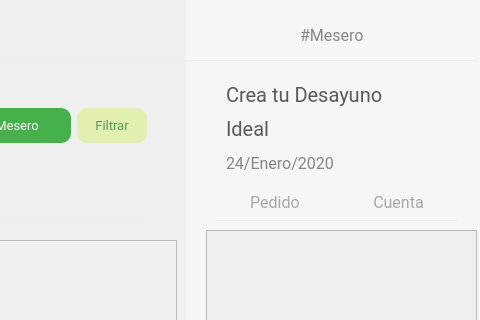
MrDanielG/IHC-ElPatio, file El-Patio/mesero/mesero_menu_comandas.ui: the form before one commit; both pictures show x 544 to 1024 and y 0 to 320 of the 1024 by 768 pixel window.
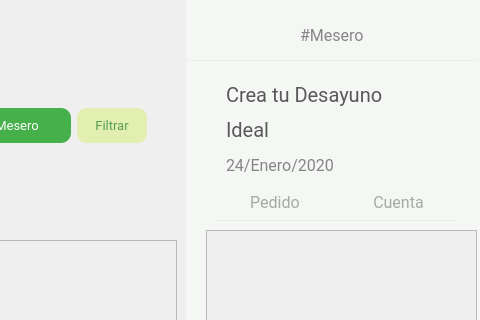
The form after the commit.

Commit message: Interfaz Nuevo Insumo

Patch:
```diff
--- a/El-Patio/mesero/mesero_menu_comandas.ui
+++ b/El-Patio/mesero/mesero_menu_comandas.ui
@@ -474,7 +474,7 @@
      <x>770</x>
      <y>80</y>
      <width>231</width>
-     <height>98</height>
+     <height>100</height>
     </rect>
    </property>
    <layout class="QVBoxLayout" name="SideBarLetras">
```
The commit also changes 4 other files.
